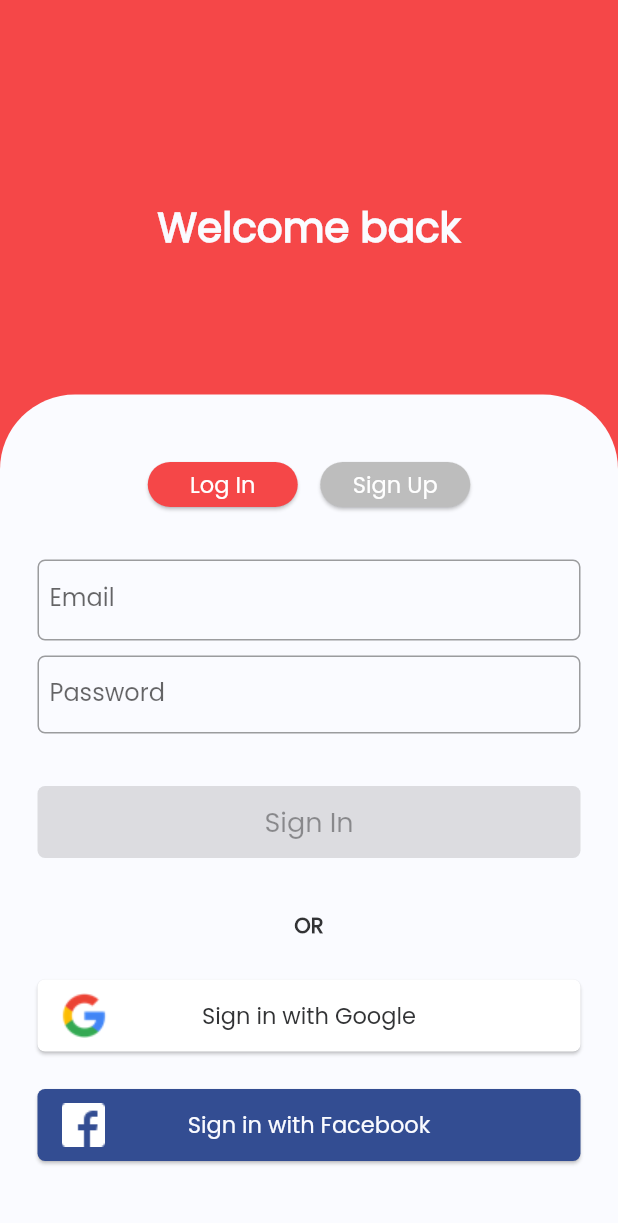
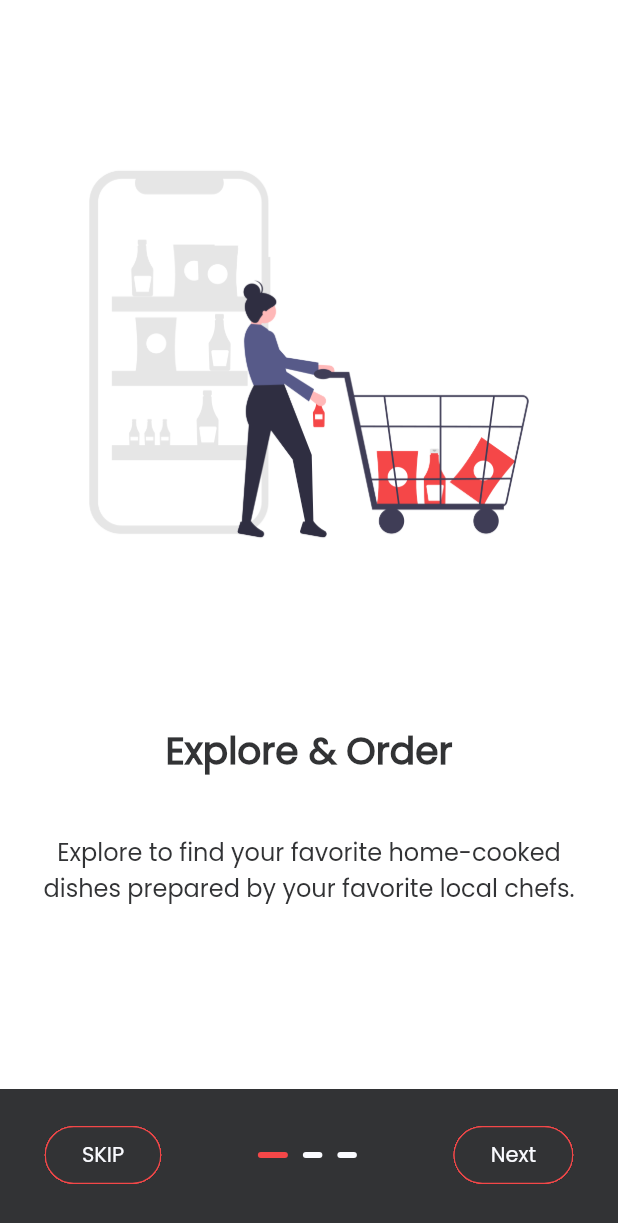
Before and after one commit to JamiuJimoh/Morsmat, a Flutter app: the screen it shows after launch, on a phone screen of 412 x 824 dp. Shown: the top 1223 px of the screen. Run offline on Flutter 3.47's test engine with Material 2 defaults, Android fonts, the phone set to English and light mode, and no system bars; our stand-ins replace firebase_auth, firebase_core, google_sign_in; missing offline and left inert: flutter_login_facebook; accounts and stored records are empty.

Commit message:
created onboarding

```diff
--- a/lib/app/home_page.dart
+++ b/lib/app/home_page.dart
@@ -5,6 +5,8 @@ import '../common_widgets/show_alert_dialog.dart';
 import '../services/auth.dart';
 
 class HomePage extends StatelessWidget {
+  static const String id = 'home_page';
+
   Future<void> _signOut(BuildContext context) async {
     try {
       final auth = Provider.of<AuthBase>(context, listen: false);
--- a/lib/app/landing_page.dart
+++ b/lib/app/landing_page.dart
@@ -7,6 +7,8 @@ import 'home_page.dart';
 import 'sign_in/sign_in_page.dart';
 
 class LandingPage extends StatelessWidget {
+  static const String id = 'landing_page';
+
   @override
   Widget build(BuildContext context) {
     final auth = Provider.of<AuthBase>(context, listen: false);
--- /dev/null
+++ b/lib/app/onboarding/onboard_elevated_button.dart
@@ -0,0 +1,20 @@
+import 'package:flutter/cupertino.dart';
+import 'package:morsmat/common_widgets/custom_elevated_button.dart';
+import 'package:morsmat/constants.dart';
+
+class OnboardElevatedButton extends CustomElevatedButton {
+  OnboardElevatedButton({
+    required String label,
+    required VoidCallback onPressed,
+  }) : super(
+          child: Text(
+            label,
+            style: TextStyle(fontSize: 20.0),
+          ),
+          borderRadius: 20.0,
+          height: 60.0,
+          width: double.infinity,
+          buttonColor: kAccentColor,
+          onPressed: onPressed,
+        );
+}
--- /dev/null
+++ b/lib/app/onboarding/onboard_outlined_button.dart
@@ -0,0 +1,24 @@
+import 'package:flutter/cupertino.dart';
+import 'package:morsmat/constants.dart';
+
+import '../../common_widgets/custom_outlined_button.dart';
+
+class OnboardOutlinedButton extends CustomOutlinedButton {
+  OnboardOutlinedButton({
+    required String label,
+    required VoidCallback onPressed,
+  }) : super(
+          child: Padding(
+            padding: const EdgeInsets.all(9.0),
+            child: Text(
+              label,
+              style: TextStyle(
+                color: kScaffoldColor,
+              ),
+            ),
+          ),
+          // borderRadius: 20.0,
+          // borderSideColor: kAccentColor,
+          onPressed: onPressed,
+        );
+}
--- /dev/null
+++ b/lib/app/onboarding/onboarding_data.dart
@@ -0,0 +1,39 @@
+import 'slider_model.dart';
+
+class OnboardingData {
+  List<SliderModel> _slidesData = [
+    SliderModel(
+      imagePath: 'assets/images/order.png',
+      title: 'Explore & Order',
+      desc:
+          'Explore to find your favorite home-cooked dishes prepared by your favorite local chefs.',
+    ),
+    SliderModel(
+      imagePath: 'assets/images/vendor.png',
+      title: 'Become a vendor',
+      desc:
+          'Gain customers by preparing and selling your best well prepared and sumptuous dishes.',
+    ),
+    SliderModel(
+      imagePath: 'assets/images/deliver.png',
+      title: 'Deliver',
+      desc: 'Earn by delivering food from vendors to consumers.',
+    ),
+  ];
+
+  List<SliderModel> getSlides() {
+    return [..._slidesData];
+  }
+
+  String getImageAssetPath(int index) {
+    return _slidesData[index].imagePath;
+  }
+
+  String getTitle(int index) {
+    return _slidesData[index].title;
+  }
+
+  String getDesc(int index) {
+    return _slidesData[index].desc;
+  }
+}
--- /dev/null
+++ b/lib/app/onboarding/onboarding_page.dart
@@ -0,0 +1,119 @@
+import 'package:flutter/material.dart';
+
+import '../../constants.dart';
+import '../landing_page.dart';
+import 'onboard_elevated_button.dart';
+import 'onboard_outlined_button.dart';
+import 'onboarding_data.dart';
+import 'slider_model.dart';
+import 'slider_tile.dart';
+
+class OnboardingPage extends StatefulWidget {
+  static const String id = 'onboarding_page';
+
+  @override
+  _OnboardingPageState createState() => _OnboardingPageState();
+}
+
+class _OnboardingPageState extends State<OnboardingPage> {
+  List<SliderModel> _slides = [];
+  int _currentIndex = 0;
+  OnboardingData _onboarding = OnboardingData();
+  PageController _pageController = PageController(initialPage: 0);
+
+  @override
+  void initState() {
+    super.initState();
+    _slides = _onboarding.getSlides();
+  }
+
+  //////// WIDGET METHODS ///////////
+
+  Widget _bottomSheetDisplay() {
+    if (_currentIndex != _slides.length - 1) {
+      return Container(
+        padding: EdgeInsets.only(bottom: 30.0, top: 20.0),
+        color: kPrimaryColor,
+        child: Row(
+          mainAxisAlignment: MainAxisAlignment.spaceAround,
+          children: <Widget>[
+            OnboardOutlinedButton(
+              label: 'SKIP',
+              onPressed: () {
+                _pageController.animateToPage(
+                  _slides.length - 1,
+                  duration: Duration(milliseconds: 400),
+                  curve: Curves.linear,
+                );
+              },
+            ),
+            Row(
+              children: <Widget>[
+                for (int i = 0; i < _slides.length; i++)
+                  _currentIndex == i
+                      ? _pageIndexIndicator(true)
+                      : _pageIndexIndicator(false)
+              ],
+            ),
+            OnboardOutlinedButton(
+              label: 'Next',
+              onPressed: () {
+                _pageController.animateToPage(
+                  _currentIndex + 1,
+                  duration: Duration(milliseconds: 400),
+                  curve: Curves.linear,
+                );
+              },
+            ),
+          ],
+        ),
+      );
+    } else {
+      return Padding(
+        padding: const EdgeInsets.all(15.0),
+        child: OnboardElevatedButton(
+          label: 'Get Started',
+          onPressed: () => Navigator.of(context).pushNamed(LandingPage.id),
+        ),
+      );
+    }
+  }
+
+  Widget _pageIndexIndicator(bool isCurrentPage) {
+    return Container(
+      margin: const EdgeInsets.symmetric(horizontal: 5.0),
+      height: 4.0,
+      width: isCurrentPage ? 20.0 : 13.0,
+      decoration: BoxDecoration(
+        color: isCurrentPage ? kAccentColor : kScaffoldColor,
+        borderRadius: BorderRadius.circular(20.0),
+      ),
+    );
+  }
+
+  Widget _buildContent() {
+    return PageView.builder(
+      controller: _pageController,
+      itemCount: _slides.length,
+      itemBuilder: (_, i) => SliderTile(
+        imageString: _onboarding.getImageAssetPath(i),
+        title: _onboarding.getTitle(i),
+        desc: _onboarding.getDesc(i),
+      ),
+      onPageChanged: (value) {
+        setState(() {
+          _currentIndex = value;
+        });
+      },
+    );
+  }
+
+  @override
+  Widget build(BuildContext context) {
+    return Scaffold(
+      backgroundColor: kWhiteColor,
+      body: _buildContent(),
+      bottomSheet: _bottomSheetDisplay(),
+    );
+  }
+}
--- /dev/null
+++ b/lib/app/onboarding/slider_model.dart
@@ -0,0 +1,11 @@
+class SliderModel {
+  final String imagePath;
+  final String title;
+  final String desc;
+
+  SliderModel({
+    required this.imagePath,
+    required this.title,
+    required this.desc,
+  });
+}
--- /dev/null
+++ b/lib/app/onboarding/slider_tile.dart
@@ -0,0 +1,68 @@
+import 'package:flutter/material.dart';
+import 'package:morsmat/constants.dart';
+
+class SliderTile extends StatelessWidget {
+  final String imageString;
+  final String title;
+  final String desc;
+
+  SliderTile({
+    required this.imageString,
+    required this.title,
+    required this.desc,
+  });
+
+  Widget _buildContent() {
+    return Column(
+      children: [
+        Expanded(
+          child: Padding(
+            padding: const EdgeInsets.only(top: 60.0, left: 20.0, right: 20.0),
+            child: Container(
+              child: Image.asset(imageString),
+            ),
+          ),
+        ),
+        Expanded(
+          child: Padding(
+            padding: const EdgeInsets.all(20.0),
+            child: Column(
+              mainAxisAlignment: MainAxisAlignment.spaceEvenly,
+              children: <Widget>[
+                Expanded(
+                  child: Padding(
+                    padding: const EdgeInsets.only(top: 50.0),
+                    child: Text(
+                      title,
+                      style: TextStyle(
+                        fontSize: 25.0,
+                        fontWeight: FontWeight.w800,
+                      ),
+                      textAlign: TextAlign.center,
+                    ),
+                  ),
+                ),
+                Expanded(
+                  flex: 2,
+                  child: Text(
+                    desc,
+                    style: TextStyle(
+                      fontSize: 16.0,
+                      fontWeight: FontWeight.w500,
+                    ),
+                    textAlign: TextAlign.center,
+                  ),
+                ),
+              ],
+            ),
+          ),
+        ),
+      ],
+    );
+  }
+
+  @override
+  Widget build(BuildContext context) {
+    return _buildContent();
+  }
+}
--- a/lib/app/sign_in/email_sign_change_model.dart
+++ b/lib/app/sign_in/email_sign_change_model.dart
@@ -91,6 +91,7 @@ class EmailSignInChangeModel with EmailAndPasswordValidators, ChangeNotifier {
       isLoading: false,
       submitted: false,
     );
+    notifyListeners();
   }
 
   void updateEmail(String email) => updateWith(email: email);
--- a/lib/app/sign_in/sign_in_page.dart
+++ b/lib/app/sign_in/sign_in_page.dart
@@ -2,7 +2,9 @@ import 'package:firebase_auth/firebase_auth.dart';
 import 'package:flutter/material.dart';
 import 'package:provider/provider.dart';
 
+import 'email_sign_in_model.dart';
 import '../../constants.dart';
+import 'email_sign_change_model.dart';
 import 'email_sign_in_form_change_notifier.dart';
 import '../../common_widgets/show_exception_alert_dialog.dart';
 import '../../services/auth.dart';
@@ -12,7 +14,14 @@ import 'social_sign_in_button.dart';
 class SignInPage extends StatelessWidget {
   final SignInManager manager;
   final bool isLoading;
-  const SignInPage({required this.manager, required this.isLoading});
+  final EmailSignInFormType formType;
+  const SignInPage({
+    required this.manager,
+    required this.isLoading,
+    required this.formType,
+  });
+
+  static const String id = 'sign_in_page';
 
   static Widget create(BuildContext context) {
     final auth = Provider.of<AuthBase>(context, listen: false);
@@ -22,9 +31,16 @@ class SignInPage extends StatelessWidget {
         builder: (_, isLoading, __) => Provider<SignInManager>(
           create: (_) => SignInManager(auth: auth, isLoading: isLoading),
           child: Consumer<SignInManager>(
-            builder: (_, manager, __) => SignInPage(
-              manager: manager,
-              isLoading: isLoading.value,
+            builder: (_, manager, __) =>
+                ChangeNotifierProvider<EmailSignInChangeModel>(
+              create: (_) => EmailSignInChangeModel(auth: auth),
+              child: Consumer<EmailSignInChangeModel>(
+                builder: (_, model, __) => SignInPage(
+                  formType: model.formType,
+                  manager: manager,
+                  isLoading: isLoading.value,
+                ),
+              ),
             ),
           ),
         ),
@@ -160,7 +176,6 @@ class SignInPage extends StatelessWidget {
   }
 
   Widget _buildHeader() {
-    // EmailSignInFormType.re
     if (isLoading) {
       return Center(
         child: CircularProgressIndicator(
@@ -168,10 +183,16 @@ class SignInPage extends StatelessWidget {
         ),
       );
     }
+
+    // TODO: fix the text not displaying
+    final text = formType == EmailSignInFormType.signIn
+        ? 'Welcome back'
+        : 'Create an account';
+
     return Padding(
       padding: const EdgeInsets.only(top: 40.0),
       child: Text(
-        'Welcome back',
+        text,
         style: TextStyle(
           fontSize: 27.0,
           color: kScaffoldColor,
--- /dev/null
+++ b/lib/common_widgets/custom_outlined_button.dart
@@ -0,0 +1,31 @@
+import 'package:flutter/material.dart';
+import 'package:morsmat/constants.dart';
+
+class CustomOutlinedButton extends StatelessWidget {
+  final Widget child;
+  final Color borderSideColor;
+  final double borderRadius;
+  final VoidCallback? onPressed;
+
+  CustomOutlinedButton({
+    required this.child,
+    this.borderSideColor: kAccentColor,
+    this.borderRadius: 20.0,
+    this.onPressed,
+  });
+
+  @override
+  Widget build(BuildContext context) {
+    return OutlinedButton(
+      child: child,
+      onPressed: onPressed,
+      clipBehavior: Clip.hardEdge,
+      style: OutlinedButton.styleFrom(
+        side: BorderSide(color: borderSideColor),
+        shape: RoundedRectangleBorder(
+          borderRadius: BorderRadius.circular(borderRadius),
+        ),
+      ),
+    );
+  }
+}
--- a/lib/main.dart
+++ b/lib/main.dart
@@ -1,10 +1,11 @@
 import 'package:firebase_core/firebase_core.dart';
 import 'package:flutter/material.dart';
-import 'package:morsmat/app_theme_data.dart';
 import 'package:provider/provider.dart';
 
+import './app/landing_page.dart';
+import './app/onboarding/onboarding_page.dart';
+import 'app_theme_data.dart';
 import 'services/auth.dart';
-import 'app/landing_page.dart';
 
 Future<void> main() async {
   WidgetsFlutterBinding.ensureInitialized();
@@ -20,7 +21,11 @@ class MyApp extends StatelessWidget {
       child: MaterialApp(
         title: 'Morsmat',
         theme: AppTheme.primaryAppTheme,
-        home: LandingPage(),
+        initialRoute: OnboardingPage.id,
+        routes: {
+          OnboardingPage.id: (context) => OnboardingPage(),
+          LandingPage.id: (context) => LandingPage(),
+        },
       ),
     );
   }
```
Also changed, not shown: assets/images/deliver.png (added), assets/images/order.png (added), assets/images/vendor.png (added).
